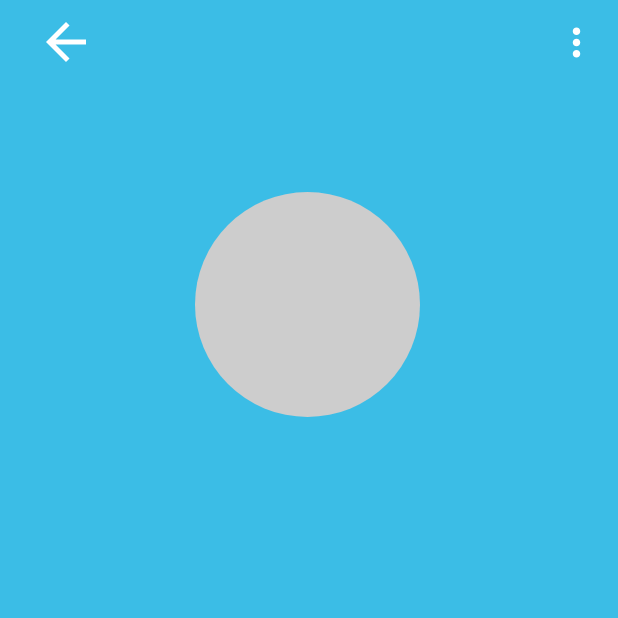
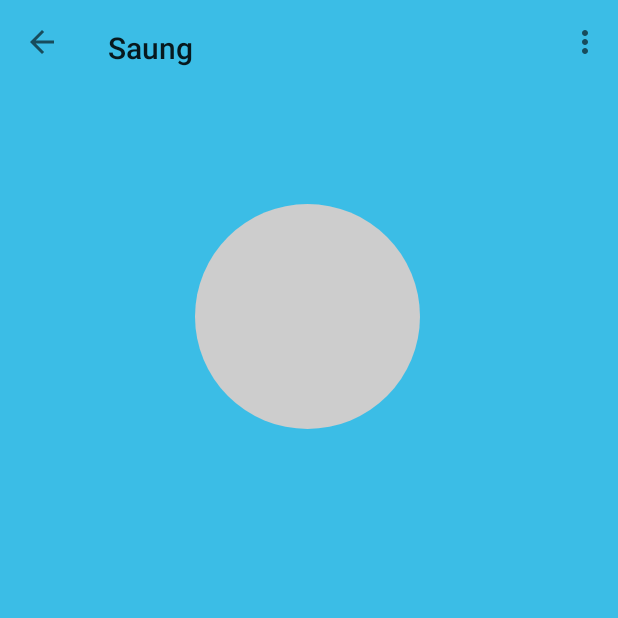
Before and after one commit to naufalahnaf17/SaranaLaporBandung, an Android app: the ProfileActivity screen opened directly, with no data from a screen before it, on a phone screen of 412 x 824 dp, the top half of it. Run offline under Robolectric (Android 15) with nearby library versions, the phone set to English and light mode, and no system bars; our stand-ins replace CircleImageView, Firebase (no records; nobody signed in at launch, a user with empty details on screens opened directly).

Commit message:
Add UI for Edit Profile % Change Password

```diff
--- a/app/src/main/AndroidManifest.xml
+++ b/app/src/main/AndroidManifest.xml
@@ -11,7 +11,9 @@
         android:roundIcon="@mipmap/ic_launcher_round"
         android:supportsRtl="true"
         android:theme="@style/AppTheme">
-        <activity android:name=".Report.AddReport"></activity>
+        <activity android:name=".More.ChangePassword"></activity>
+        <activity android:name=".More.EditProfie" />
+        <activity android:name=".Report.AddReport" />
         <activity android:name=".More.ContactUs" />
         <activity android:name=".More.AboutAplication" />
         <activity android:name=".More.SettingAplication" />
--- a/app/src/main/java/app/android/saranalaporbandung/More/ProfileActivity.java
+++ b/app/src/main/java/app/android/saranalaporbandung/More/ProfileActivity.java
@@ -2,7 +2,11 @@ package app.android.saranalaporbandung.More;
 
 import androidx.appcompat.app.AppCompatActivity;
 
+import android.content.Intent;
 import android.os.Bundle;
+import android.view.Menu;
+import android.view.MenuInflater;
+import android.view.MenuItem;
 import android.widget.ImageView;
 import android.widget.TextView;
 
@@ -10,6 +14,8 @@ import com.bumptech.glide.Glide;
 import com.google.firebase.auth.FirebaseAuth;
 import com.google.firebase.auth.FirebaseUser;
 
+import androidx.appcompat.widget.Toolbar;
+import app.android.saranalaporbandung.Authentication.SetUpProfile;
 import app.android.saranalaporbandung.R;
 
 public class ProfileActivity extends AppCompatActivity {
@@ -27,7 +33,11 @@ public class ProfileActivity extends AppCompatActivity {
         ivAccount = (ImageView)findViewById(R.id.ivAccountP);
         tvEmailAccount = (TextView)findViewById(R.id.tvEmailAccount);
         tvNameAccount = (TextView)findViewById(R.id.tvNameAccountP);
+        Toolbar toolBarProfile = (Toolbar)findViewById(R.id.toolbarProfile);
+        setSupportActionBar(toolBarProfile);
+        toolBarProfile.setTitle(R.string.profile_title);
 
+        getSupportActionBar().setDisplayHomeAsUpEnabled(true);
         FirebaseUser user = mAuth.getCurrentUser();
 
         if (user.getDisplayName()!=null){
@@ -47,6 +57,25 @@ public class ProfileActivity extends AppCompatActivity {
     }
 
     @Override
+    public boolean onCreateOptionsMenu(Menu menu) {
+        // Inflate the menu; this adds items to the action bar if it is present.
+        MenuInflater inflater = getMenuInflater();
+        inflater.inflate(R.menu.menu_profile, menu);
+        //getMenuInflater().inflate(R.menu.menu_profile, menu);
+        return true;
+
+    }
+
+    public boolean onOptionsItemSelected(MenuItem item) {
+        if (item.getItemId()==R.id.edit_profile){
+            startActivity(new Intent(this, EditProfie.class));
+        } else if (item.getItemId() == R.id.edit_password) {
+            startActivity(new Intent(this, ChangePassword.class));
+        }
+        return true;
+    }
+
+    @Override
     public void onBackPressed() {
         super.onBackPressed();
         this.finish();
--- a/app/src/main/res/layout/activity_profile.xml
+++ b/app/src/main/res/layout/activity_profile.xml
@@ -6,14 +6,24 @@
     xmlns:app="http://schemas.android.com/apk/res-auto"
     android:background="@color/colorMyBlue">
 
-    <include
+<!--    <include-->
+<!--        android:id="@+id/toolbarProfile"-->
+<!--        layout="@layout/toolbar_profile"-->
+<!--        android:layout_width="match_parent"-->
+<!--        android:layout_height="wrap_content"-->
+<!--        app:layout_constraintEnd_toEndOf="parent"-->
+<!--        app:layout_constraintStart_toStartOf="parent"-->
+<!--        app:layout_constraintTop_toTopOf="parent" />-->
+
+    <androidx.appcompat.widget.Toolbar
         android:id="@+id/toolbarProfile"
-        layout="@layout/toolbar_profile"
+        android:minHeight="?attr/actionBarSize"
+        android:background="@color/colorMyBlue"
         android:layout_width="match_parent"
-        android:layout_height="wrap_content"
+        android:layout_height="64dp"
         app:layout_constraintEnd_toEndOf="parent"
         app:layout_constraintStart_toStartOf="parent"
-        app:layout_constraintTop_toTopOf="parent" />
+        app:layout_constraintTop_toTopOf="parent"/>
 
     <de.hdodenhof.circleimageview.CircleImageView
         android:id="@+id/ivAccountP"
--- /dev/null
+++ b/app/src/main/res/menu/menu_profile.xml
@@ -0,0 +1,13 @@
+<?xml version="1.0" encoding="utf-8"?>
+<menu xmlns:android="http://schemas.android.com/apk/res/android"
+    xmlns:app="http://schemas.android.com/apk/res-auto">
+    <item
+        android:id="@+id/edit_profile"
+        android:title="@string/edit_profile"
+        app:showAsAction="never"/>
+
+    <item
+        android:id="@+id/edit_password"
+        android:title="@string/edit_password"
+        app:showAsAction="never"/>
+</menu>
--- a/app/src/main/res/values/strings.xml
+++ b/app/src/main/res/values/strings.xml
@@ -1,5 +1,5 @@
 <resources>
-    <string name="app_name">SaranaLaporBandung</string>
+    <string name="app_name">Saung</string>
     <string name="app_name_desc">Sarana Lapor Bandung</string>
     <string name="motto">Menuju Bandung Juara \nLahir Batin</string>
     <string name="tutor1">Anda menemukan jalan rusak ? Sehingga \nmembuat anda tidak nyaman ? Laporkan \nlewat Saung agar keluhan anda langsung \nsampai ke pusat</string>
@@ -10,7 +10,10 @@
     <string name="title_home">Home</string>
     <string name="title_report">Report</string>
     <string name="title_more">More</string>
-    <string name="app_intro">CEkson</string>
+    <string name="app_intro">Saung</string>
+    <string name="profile_title">Profil</string>
+    <string name="edit_profile">Edit Profil</string>
+    <string name="edit_password">Ubah Password</string>
     <!-- Adding New String -->
     <string name="aboutTeam">My Point Team [SMKN 4 Bandung]\nNaufal Ahnaf Fauzan\nAip Ariyadi\nBarnes Yosia Nathanael\nIrvan Pebrian</string>
     <string name="emailTeam">mypointcompany@gmail.com</string>
```
Also changed, not shown: app/src/main/java/app/android/saranalaporbandung/More/ChangePassword.java (added, +15 -0 lines), app/src/main/java/app/android/saranalaporbandung/More/EditProfie.java (added, +15 -0 lines), app/src/main/res/layout/activity_change_password.xml (added, +102 -0 lines), app/src/main/res/layout/activity_edit_profie.xml (added, +92 -0 lines).
